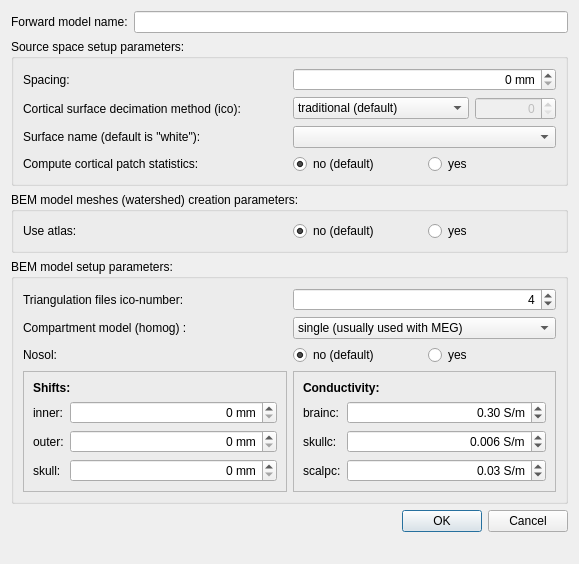
Old version of the form meggie/ui/qt4Designer_ui_files/forwardModelDialog.ui in the repository cibr-jyu/meggie.
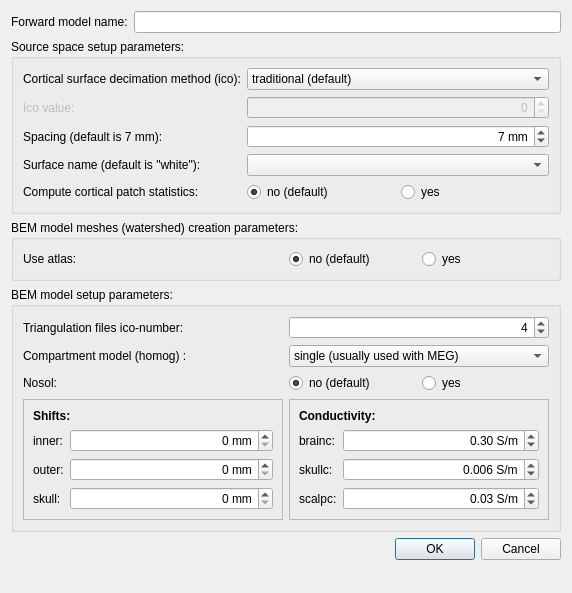
New version of the form.

```diff
--- a/meggie/ui/qt4Designer_ui_files/forwardModelDialog.ui
+++ b/meggie/ui/qt4Designer_ui_files/forwardModelDialog.ui
@@ -6,8 +6,8 @@
    <rect>
     <x>0</x>
     <y>0</y>
-    <width>579</width>
-    <height>564</height>
+    <width>572</width>
+    <height>593</height>
    </rect>
   </property>
   <property name="windowTitle">
@@ -313,20 +313,17 @@
       <string>Source space setup parameters:</string>
      </property>
      <layout class="QGridLayout" name="gridLayout_3">
-      <item row="0" column="0">
-       <widget class="QLabel" name="label">
+      <item row="4" column="0">
+       <widget class="QLabel" name="labelSurface">
         <property name="text">
-         <string>Spacing:</string>
+         <string>Surface name (default is &quot;white&quot;):</string>
         </property>
         <property name="buddy">
          <cstring>spinBoxSpacing</cstring>
         </property>
        </widget>
       </item>
-      <item row="3" column="1">
-       <widget class="QComboBox" name="comboBoxSurfaceName"/>
-      </item>
-      <item row="0" column="1">
+      <item row="2" column="1" colspan="2">
        <widget class="QSpinBox" name="spinBoxSpacing">
         <property name="alignment">
          <set>Qt::AlignRight|Qt::AlignTrailing|Qt::AlignVCenter</set>
@@ -334,27 +331,16 @@
         <property name="suffix">
          <string> mm</string>
         </property>
-       </widget>
-      </item>
-      <item row="5" column="0">
-       <widget class="QLabel" name="label_4">
-        <property name="text">
-         <string>Compute cortical patch statistics:</string>
+        <property name="value">
+         <number>7</number>
         </property>
        </widget>
       </item>
-      <item row="3" column="0">
-       <widget class="QLabel" name="label_3">
-        <property name="text">
-         <string>Surface name (default is &quot;white&quot;):</string>
-        </property>
-        <property name="buddy">
-         <cstring>comboBoxSurfaceName</cstring>
-        </property>
-       </widget>
+      <item row="4" column="1" colspan="2">
+       <widget class="QComboBox" name="comboBoxSurfaceName"/>
       </item>
-      <item row="2" column="0">
-       <widget class="QLabel" name="label_2">
+      <item row="0" column="0">
+       <widget class="QLabel" name="labelIco">
         <property name="text">
          <string>Cortical surface decimation method (ico):</string>
         </property>
@@ -363,35 +349,7 @@
         </property>
        </widget>
       </item>
-      <item row="2" column="1">
-       <layout class="QHBoxLayout" name="horizontalLayout_2">
-        <item>
-         <widget class="QComboBox" name="comboBoxSurfaceDecimMethod">
-          <item>
-           <property name="text">
-            <string>traditional (default)</string>
-           </property>
-          </item>
-          <item>
-           <property name="text">
-            <string>icosahedron or octahedron</string>
-           </property>
-          </item>
-         </widget>
-        </item>
-        <item>
-         <widget class="QSpinBox" name="spinBoxSurfaceDecimValue">
-          <property name="enabled">
-           <bool>false</bool>
-          </property>
-          <property name="alignment">
-           <set>Qt::AlignRight|Qt::AlignTrailing|Qt::AlignVCenter</set>
-          </property>
-         </widget>
-        </item>
-       </layout>
-      </item>
-      <item row="5" column="1">
+      <item row="6" column="1" colspan="2">
        <layout class="QHBoxLayout" name="horizontalLayout_3">
         <item>
          <widget class="QRadioButton" name="radioButtonPatchStatNo">
@@ -418,6 +376,57 @@
         </item>
        </layout>
       </item>
+      <item row="2" column="0">
+       <widget class="QLabel" name="labelSpacing">
+        <property name="text">
+         <string>Spacing (default is 7 mm):</string>
+        </property>
+        <property name="buddy">
+         <cstring>spinBoxSpacing</cstring>
+        </property>
+       </widget>
+      </item>
+      <item row="6" column="0">
+       <widget class="QLabel" name="labelCPS">
+        <property name="text">
+         <string>Compute cortical patch statistics:</string>
+        </property>
+       </widget>
+      </item>
+      <item row="1" column="1" colspan="2">
+       <widget class="QSpinBox" name="spinBoxSurfaceDecimValue">
+        <property name="enabled">
+         <bool>false</bool>
+        </property>
+        <property name="alignment">
+         <set>Qt::AlignRight|Qt::AlignTrailing|Qt::AlignVCenter</set>
+        </property>
+       </widget>
+      </item>
+      <item row="0" column="1" colspan="2">
+       <widget class="QComboBox" name="comboBoxSurfaceDecimMethod">
+        <item>
+         <property name="text">
+          <string>traditional (default)</string>
+         </property>
+        </item>
+        <item>
+         <property name="text">
+          <string>icosahedron or octahedron</string>
+         </property>
+        </item>
+       </widget>
+      </item>
+      <item row="1" column="0">
+       <widget class="QLabel" name="labelIcoValue">
+        <property name="enabled">
+         <bool>false</bool>
+        </property>
+        <property name="text">
+         <string>Ico value:</string>
+        </property>
+       </widget>
+      </item>
      </layout>
     </widget>
    </item>
```
Left out of the diff: 36 changed lines with no effect on the pictures.
